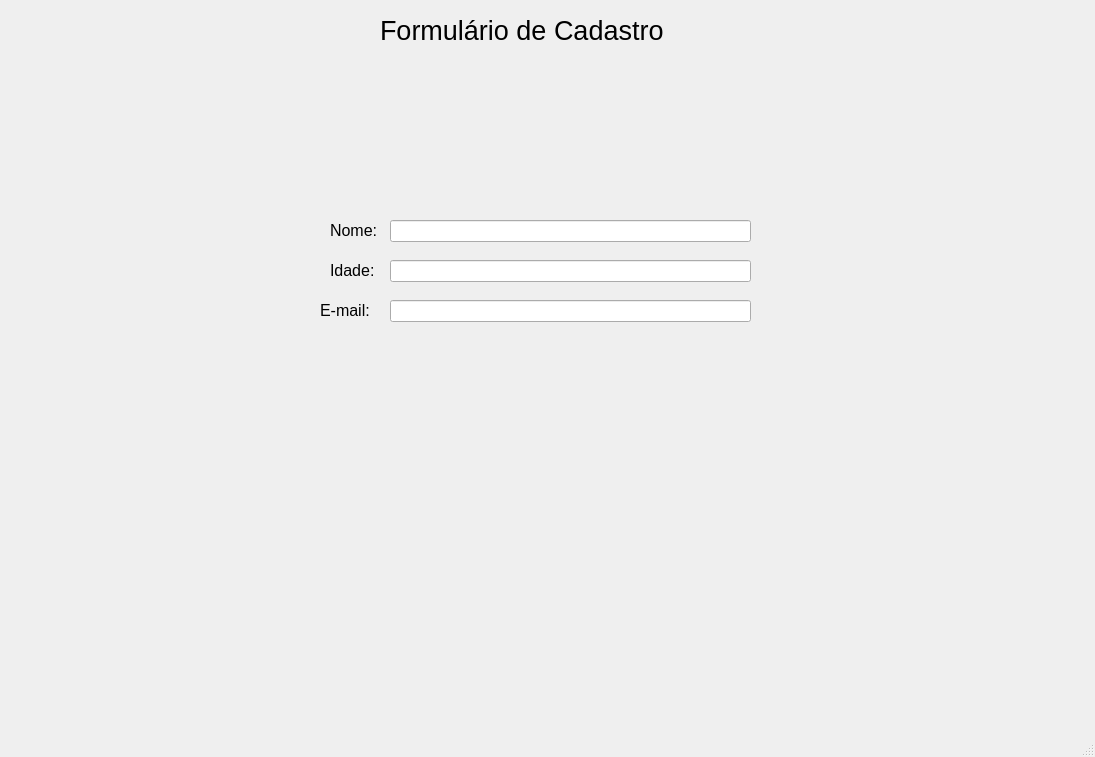
Old version of the form FormularioCadastro/formularioCadastro.ui in the repository mariahelena023/Desktop_CursoVoucher.
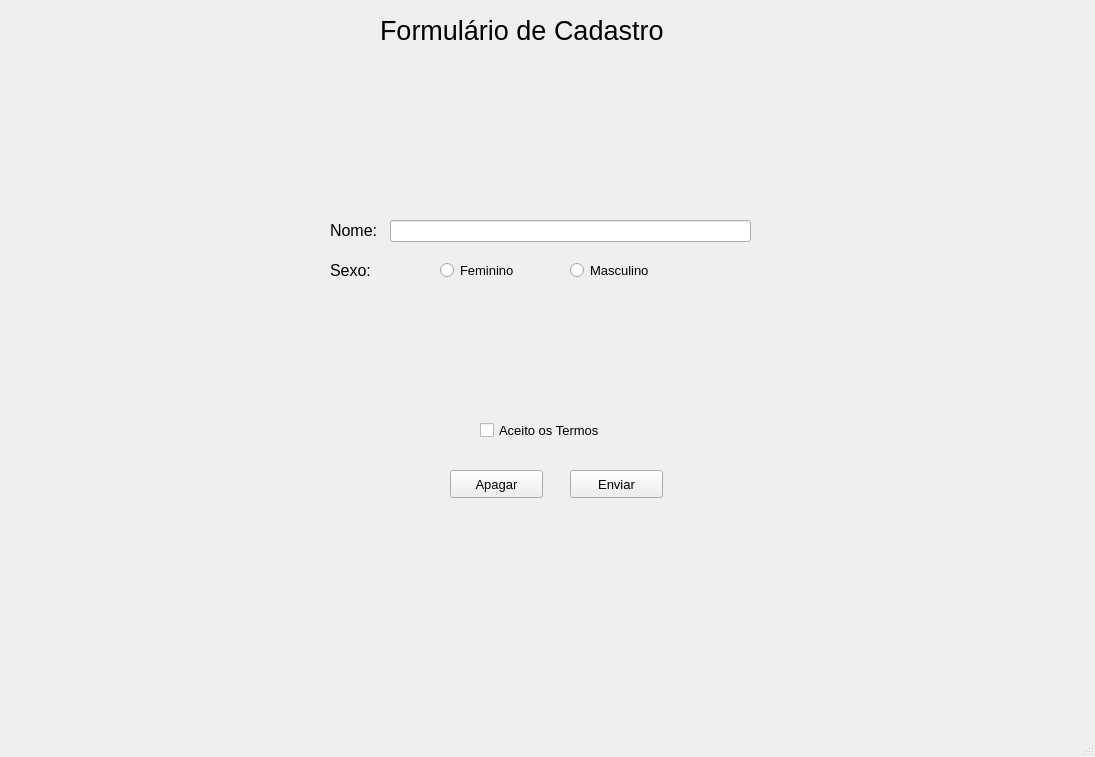
New version of the form.

Commit message: criando arquivo de formulário

Patch:
```diff
--- a/FormularioCadastro/formularioCadastro.ui
+++ b/FormularioCadastro/formularioCadastro.ui
@@ -86,16 +86,16 @@
      </font>
     </property>
     <property name="text">
-     <string>Idade:</string>
+     <string>Sexo:</string>
     </property>
    </widget>
-   <widget class="QLineEdit" name="lineEdit_idade">
+   <widget class="QRadioButton" name="radioButton_feminino">
     <property name="geometry">
      <rect>
-      <x>390</x>
+      <x>440</x>
       <y>260</y>
-      <width>361</width>
-      <height>22</height>
+      <width>95</width>
+      <height>20</height>
      </rect>
     </property>
     <property name="font">
@@ -103,40 +103,80 @@
       <pointsize>10</pointsize>
      </font>
     </property>
+    <property name="text">
+     <string>Feminino</string>
+    </property>
    </widget>
-   <widget class="QLabel" name="label_email">
+   <widget class="QRadioButton" name="radioButton_masculino">
     <property name="geometry">
      <rect>
-      <x>320</x>
-      <y>300</y>
-      <width>71</width>
-      <height>21</height>
+      <x>570</x>
+      <y>260</y>
+      <width>101</width>
+      <height>20</height>
      </rect>
     </property>
     <property name="font">
      <font>
-      <pointsize>12</pointsize>
-      <weight>50</weight>
-      <bold>false</bold>
+      <pointsize>10</pointsize>
      </font>
     </property>
     <property name="text">
-     <string>E-mail:</string>
+     <string>Masculino</string>
     </property>
    </widget>
-   <widget class="QLineEdit" name="lineEdit_email">
+   <widget class="QCheckBox" name="checkBox_aceitarTermos">
     <property name="geometry">
      <rect>
-      <x>390</x>
-      <y>300</y>
-      <width>361</width>
-      <height>22</height>
+      <x>480</x>
+      <y>420</y>
+      <width>161</width>
+      <height>20</height>
      </rect>
     </property>
     <property name="font">
      <font>
       <pointsize>10</pointsize>
      </font>
+    </property>
+    <property name="text">
+     <string>Aceito os Termos</string>
+    </property>
+   </widget>
+   <widget class="QPushButton" name="pushButton_apagar">
+    <property name="geometry">
+     <rect>
+      <x>450</x>
+      <y>470</y>
+      <width>93</width>
+      <height>28</height>
+     </rect>
+    </property>
+    <property name="font">
+     <font>
+      <pointsize>10</pointsize>
+     </font>
+    </property>
+    <property name="text">
+     <string>Apagar</string>
+    </property>
+   </widget>
+   <widget class="QPushButton" name="pushButton_enviar">
+    <property name="geometry">
+     <rect>
+      <x>570</x>
+      <y>470</y>
+      <width>93</width>
+      <height>28</height>
+     </rect>
+    </property>
+    <property name="font">
+     <font>
+      <pointsize>10</pointsize>
+     </font>
+    </property>
+    <property name="text">
+     <string>Enviar</string>
     </property>
    </widget>
   </widget>
```
Left out of the diff: 2 changed lines with no effect on the pictures. The commit also changes 1 other file.
